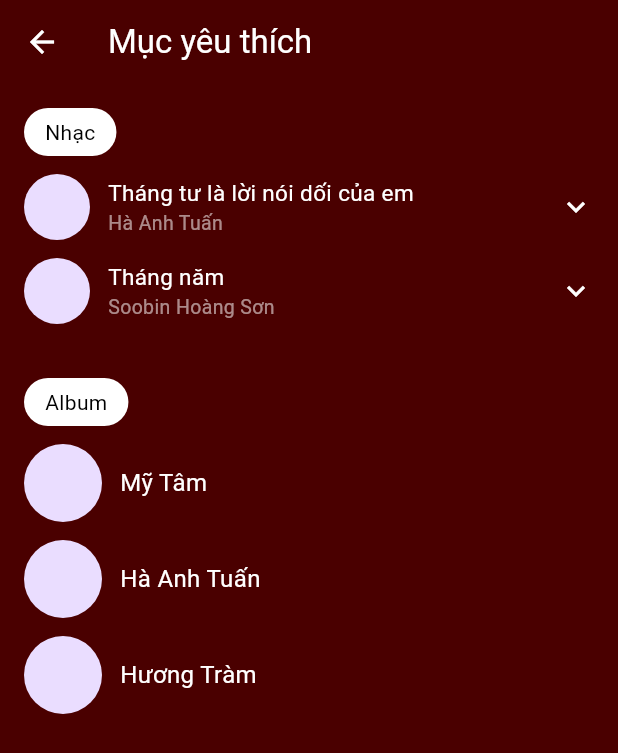
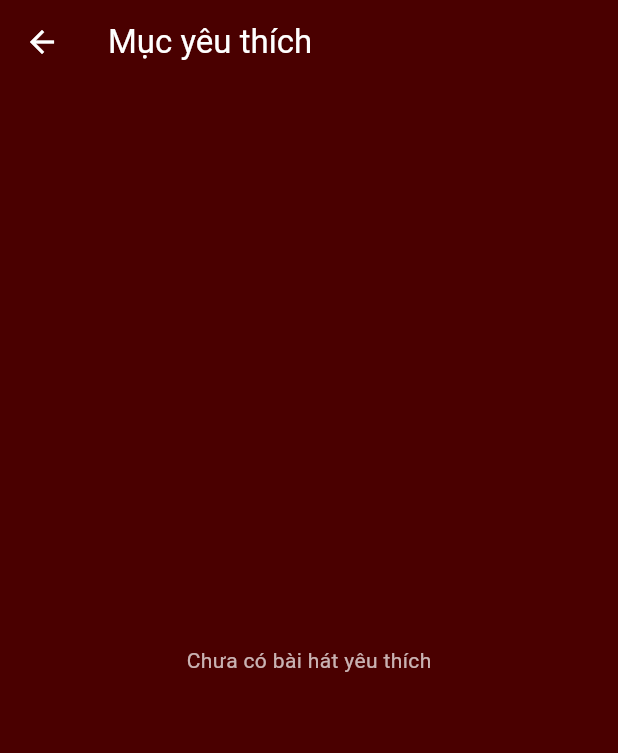
Before and after one commit to Ngocquyen111/TAQ-MUSIC, a Flutter app: the SettingsScreen screen opened directly, after a tap on "Mục yêu thích", on a phone screen of 412 x 824 dp. Shown: the top 753 px of the screen. Run offline on Flutter 3.47's test engine with Material 3 defaults, Android fonts, the phone set to English and light mode, and no system bars; our stand-ins replace audioplayers, firebase_auth, firebase_core, google_sign_in; accounts and stored records are empty.

Commit message:
update code

```diff
--- a/lib/screens/home/settings_screen.dart
+++ b/lib/screens/home/settings_screen.dart
@@ -11,14 +11,23 @@ import '../library/download_screen.dart';
 // notification
 import '../notification/notification_screen.dart';
 
+// firebase
+import '../../core/firebase_service.dart';
+
 class SettingsScreen extends StatelessWidget {
   const SettingsScreen({super.key});
 
   @override
   Widget build(BuildContext context) {
     return Scaffold(
+      backgroundColor: const Color(0xFF4A0000), // nền đỏ sẫm giống login
       appBar: AppBar(
-        title: const Text("Cài đặt"),
+        title: const Text(
+          "Cài đặt",
+          style: TextStyle(color: Colors.white),
+        ),
+        backgroundColor: const Color(0xFF4A0000),
+        iconTheme: const IconThemeData(color: Colors.white),
       ),
       body: ListView(
         children: [
@@ -52,12 +61,21 @@ class SettingsScreen extends StatelessWidget {
             "Thông báo",
                 () => _go(context, const NotificationScreen()),
           ),
+
+          const Divider(color: Colors.white30),
+
+          // ===== LOGOUT =====
           _item(
             context,
             Icons.logout,
             "Đăng xuất",
-                () {
+                () async {
+              final firebaseService = FirebaseService();
+
+              await firebaseService.signOut(); // 🔥 QUAN TRỌNG
+
               UserStore.isLoggedIn = false;
+
               Navigator.pushAndRemoveUntil(
                 context,
                 MaterialPageRoute(builder: (_) => const LoginScreen()),
@@ -85,8 +103,19 @@ class SettingsScreen extends StatelessWidget {
       VoidCallback onTap,
       ) {
     return ListTile(
-      leading: Icon(icon),
-      title: Text(title),
+      leading: Icon(icon, color: Colors.white),
+      title: Text(
+        title,
+        style: const TextStyle(
+          color: Colors.white,
+          fontSize: 15,
+        ),
+      ),
+      trailing: const Icon(
+        Icons.arrow_forward_ios,
+        color: Colors.white70,
+        size: 16,
+      ),
       onTap: onTap,
     );
   }
--- a/lib/screens/library/favorite_screen.dart
+++ b/lib/screens/library/favorite_screen.dart
@@ -1,70 +1,58 @@
 import 'package:flutter/material.dart';
+import '../../models/song.dart';
+
+/// ===== STORE TẠM (DÙNG CHUNG) =====
+class LocalMusicStore {
+  static final List<Song> favoriteSongs = [];
+}
 
 class FavoriteScreen extends StatelessWidget {
   const FavoriteScreen({super.key});
 
   @override
   Widget build(BuildContext context) {
+    final songs = LocalMusicStore.favoriteSongs;
+
     return Scaffold(
       backgroundColor: const Color(0xFF4A0000),
       appBar: AppBar(
         backgroundColor: Colors.transparent,
         elevation: 0,
         leading: IconButton(
-          icon: const Icon(Icons.arrow_back),
+          icon: const Icon(Icons.arrow_back, color: Colors.white),
           onPressed: () => Navigator.pop(context),
         ),
         title: const Text("Mục yêu thích"),
       ),
-      body: ListView(
+      body: songs.isEmpty
+          ? const Center(
+        child: Text(
+          "Chưa có bài hát yêu thích",
+          style: TextStyle(color: Colors.white70),
+        ),
+      )
+          : ListView.builder(
         padding: const EdgeInsets.all(16),
-        children: [
-          _chip("Nhạc"),
-
-          const SizedBox(height: 12),
-
-          _songItem("Tháng tư là lời nói dối của em", "Hà Anh Tuấn"),
-          _songItem("Tháng năm", "Soobin Hoàng Sơn"),
-
-          const SizedBox(height: 24),
-
-          _chip("Album"),
-
-          const SizedBox(height: 12),
-
-          _albumItem("Mỹ Tâm"),
-          _albumItem("Hà Anh Tuấn"),
-          _albumItem("Hương Tràm"),
-        ],
+        itemCount: songs.length,
+        itemBuilder: (context, index) {
+          final song = songs[index];
+          return _songItem(song.title, song.artist);
+        },
       ),
     );
   }
 
-  // ===== COMPONENTS =====
-
-  Widget _chip(String text) {
-    return Align(
-      alignment: Alignment.centerLeft,
-      child: Container(
-        padding: const EdgeInsets.symmetric(horizontal: 14, vertical: 6),
-        decoration: BoxDecoration(
-          color: Colors.white,
-          borderRadius: BorderRadius.circular(20),
-        ),
-        child: Text(
-          text,
-          style: const TextStyle(color: Colors.black),
-        ),
-      ),
-    );
-  }
-
+  // ===== ITEM =====
   Widget _songItem(String title, String artist) {
     return Padding(
       padding: const EdgeInsets.only(bottom: 12),
       child: Row(
         children: [
-          const CircleAvatar(radius: 22),
+          const CircleAvatar(
+            radius: 22,
+            backgroundColor: Colors.white24,
+            child: Icon(Icons.music_note, color: Colors.white),
+          ),
           const SizedBox(width: 12),
           Expanded(
             child: Column(
@@ -87,26 +75,7 @@ class FavoriteScreen extends StatelessWidget {
               ],
             ),
           ),
-          const Icon(Icons.keyboard_arrow_down, color: Colors.white),
-        ],
-      ),
-    );
-  }
-
-  Widget _albumItem(String name) {
-    return Padding(
-      padding: const EdgeInsets.only(bottom: 12),
-      child: Row(
-        children: [
-          const CircleAvatar(radius: 26),
-          const SizedBox(width: 12),
-          Text(
-            name,
-            style: const TextStyle(
-              color: Colors.white,
-              fontSize: 16,
-            ),
-          ),
+          const Icon(Icons.favorite, color: Colors.pink),
         ],
       ),
     );
--- /dev/null
+++ b/lib/services/local_music_store.dart
@@ -0,0 +1,6 @@
+import '../models/song.dart';
+
+class LocalMusicStore {
+  static final List<Song> favoriteSongs = [];
+  static final List<Song> downloadedSongs = [];
+}
```
Also changed, not shown: lib/core/firebase_service.dart (+21 -4 lines), lib/screens/home/main_screen.dart (+22 -10 lines), lib/screens/home/search_screen.dart (+51 -2 lines), lib/screens/library/download_screen.dart (+68 -2 lines), lib/services/music_service.dart (+39 -38 lines), lib/widgets/mini_player_bar.dart (added, +69 -0 lines), lib/widgets/search_song_item.dart (added, +25 -0 lines), lib/models/song.dart (line endings or trailing spaces), 3 other files.
